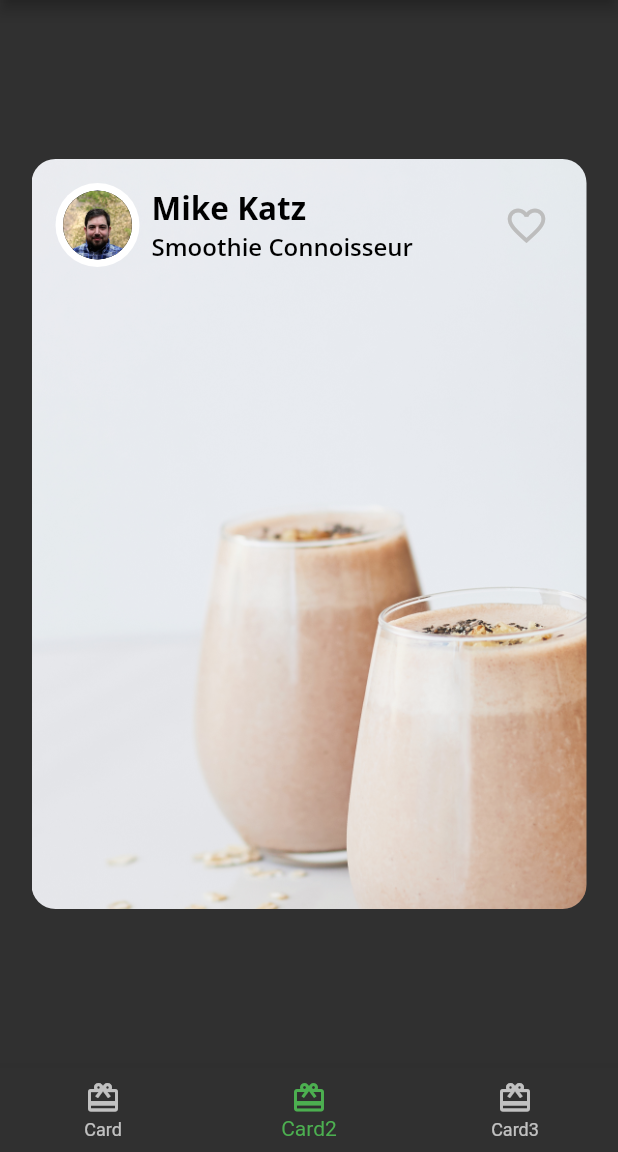
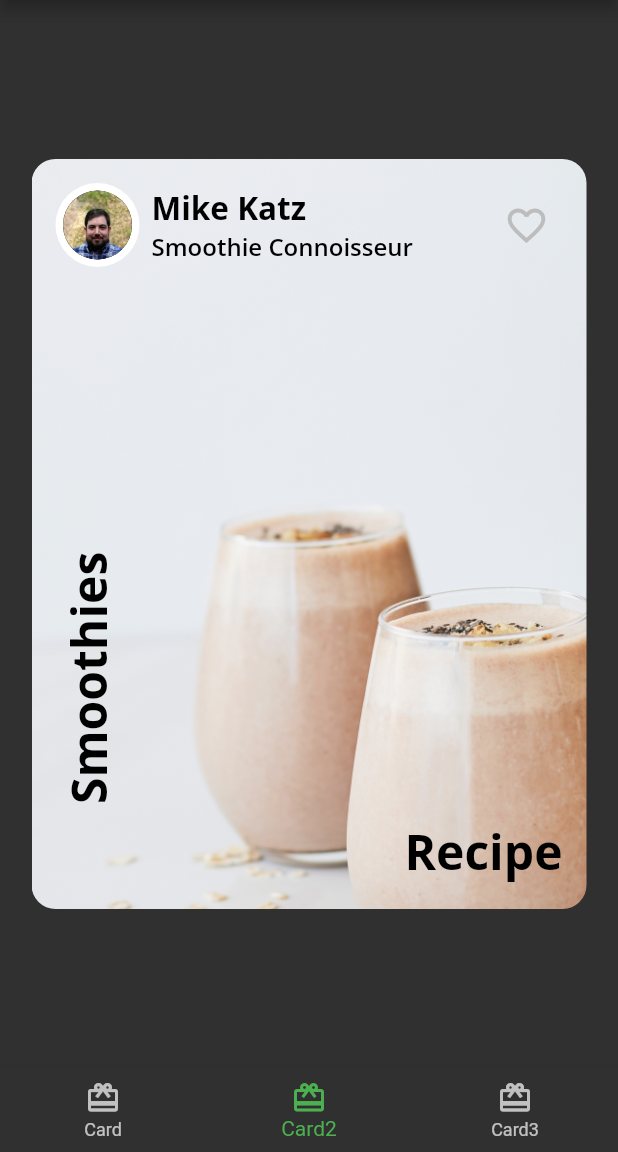
Before and after one commit to vinaytiparadi/flutter_fooderlich, a Flutter app: the screen it shows after launch, item 2 of the bottom bar chosen, on a phone screen of 412 x 824 dp, the part 84-1236 px from its top. Run offline on Flutter 3.47's test engine with Material 2 defaults, Android fonts, the phone set to English and light mode, and no system bars; our stand-ins replace google_fonts.

Commit message:
style card2

```diff
--- a/lib/card2.dart
+++ b/lib/card2.dart
@@ -1,5 +1,6 @@
 import 'package:flutter/material.dart';
 import 'author_card.dart';
+import 'fooderlich_theme.dart';
 
 class Card2 extends StatelessWidget {
   const Card2({Key? key}) : super(key: key);
@@ -29,7 +30,35 @@ class Card2 extends StatelessWidget {
               title: 'Smoothie Connoisseur',
               imageProvider: AssetImage('assets/author_katz.jpeg'),
             ),
-            // TODO 4: add Positioned text
+            // 1
+            Expanded(
+              // 2
+              child: Stack(
+                children: [
+                  // 3
+                  Positioned(
+                    bottom: 16,
+                    right: 16,
+                    child: Text(
+                      'Recipe',
+                      style: FooderlichTheme.lightTextTheme.headline1,
+                    ),
+                  ),
+                  // 4
+                  Positioned(
+                    bottom: 70,
+                    left: 16,
+                    child: RotatedBox(
+                      quarterTurns: 3,
+                      child: Text(
+                        'Smoothies',
+                        style: FooderlichTheme.lightTextTheme.headline1,
+                      ),
+                    ),
+                  ),
+                ],
+              ),
+            ),
           ],
         ),
       ),
```
